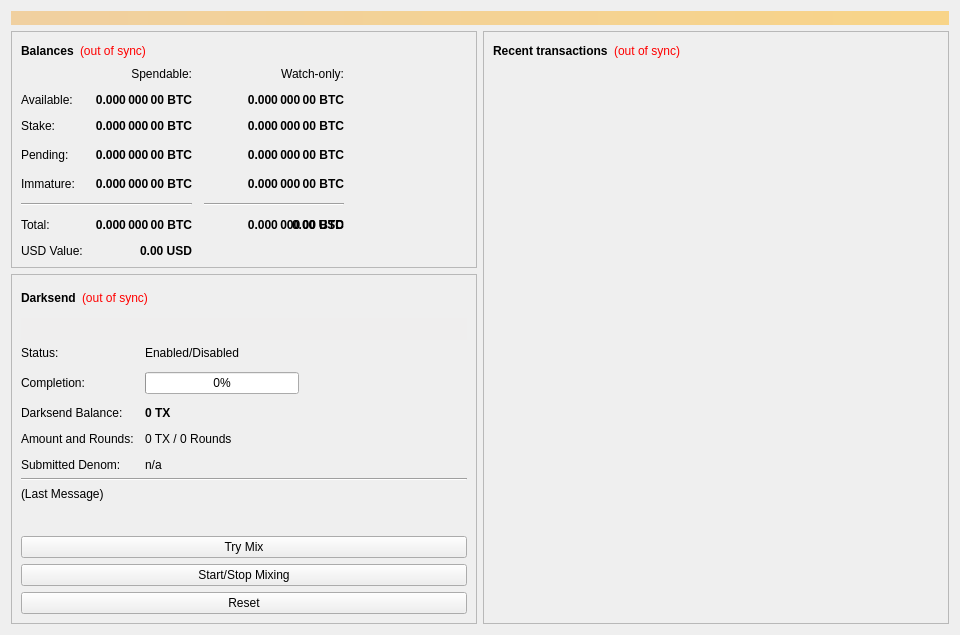
Above: src/qt/forms/overviewpage.ui from syfares/Transfercoin before the change. Below: the same form after it.
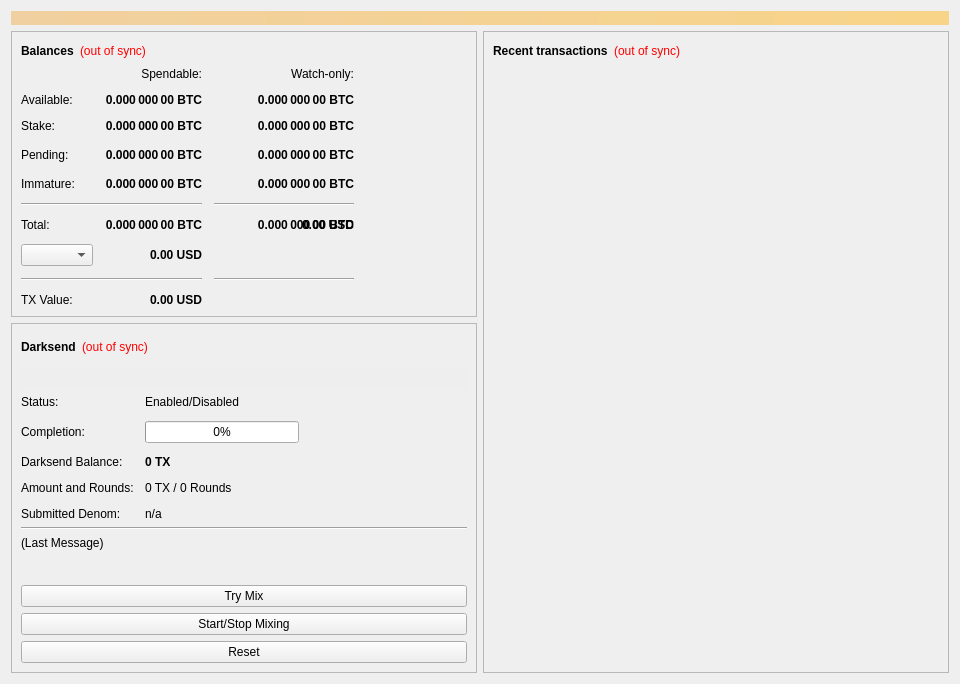
That is the form after the change.

```diff
--- a/src/qt/forms/overviewpage.ui
+++ b/src/qt/forms/overviewpage.ui
@@ -212,9 +212,13 @@
              </widget>
             </item>
             <item row="7" column="0">
-                <widget class="QLabel" name="labelTotalUSD">
+                <widget class="QComboBox" name="labelTotalUSD">
+                </widget>
+            </item>
+            <item row="9" column="0">
+                <widget class="QLabel" name="labelTotalTX">
                     <property name="text">
-                        <string>USD Value:</string>
+                        <string>TX Value:</string>
                     </property>
                 </widget>
             </item>
@@ -338,6 +342,57 @@
                     </property>
                 </widget>
             </item>
+            <item row="9" column="1">
+                <widget class="QLabel" name="labelValUSD">
+                    <property name="font">
+                        <font>
+                            <weight>75</weight>
+                            <bold>true</bold>
+                        </font>
+                    </property>
+                    <property name="cursor">
+                        <cursorShape>IBeamCursor</cursorShape>
+                    </property>
+                    <property name="toolTip">
+                        <string>TX value in USD</string>
+                    </property>
+                    <property name="text">
+                        <string notr="true">0.00 USD</string>
+                    </property>
+                    <property name="alignment">
+                        <set>Qt::AlignRight|Qt::AlignTrailing|Qt::AlignVCenter</set>
+                    </property>
+                    <property name="textInteractionFlags">
+                        <set>Qt::LinksAccessibleByMouse|Qt::TextSelectableByKeyboard|Qt::TextSelectableByMouse</set>
+                    </property>
+                </widget>
+            </item>
+            <item row="8" column="0" colspan="2">
+                <widget class="Line" name="lineUSDBalance">
+                    <property name="orientation">
+                        <enum>Qt::Horizontal</enum>
+                    </property>
+                </widget>
+            </item>
+            <item row="8" column="2">
+                <widget class="Line" name="lineWatchUSDBalance">
+                    <property name="sizePolicy">
+                        <sizepolicy hsizetype="Preferred" vsizetype="Fixed">
+                            <horstretch>0</horstretch>
+                            <verstretch>0</verstretch>
+                        </sizepolicy>
+                    </property>
+                    <property name="minimumSize">
+                        <size>
+                            <width>140</width>
+                            <height>0</height>
+                        </size>
+                    </property>
+                    <property name="orientation">
+                        <enum>Qt::Horizontal</enum>
+                    </property>
+                </widget>
+            </item>
             <item row="6" column="2">
                 <widget class="QLabel" name="labelWatchTotalUSD">
                     <property name="font">
```
